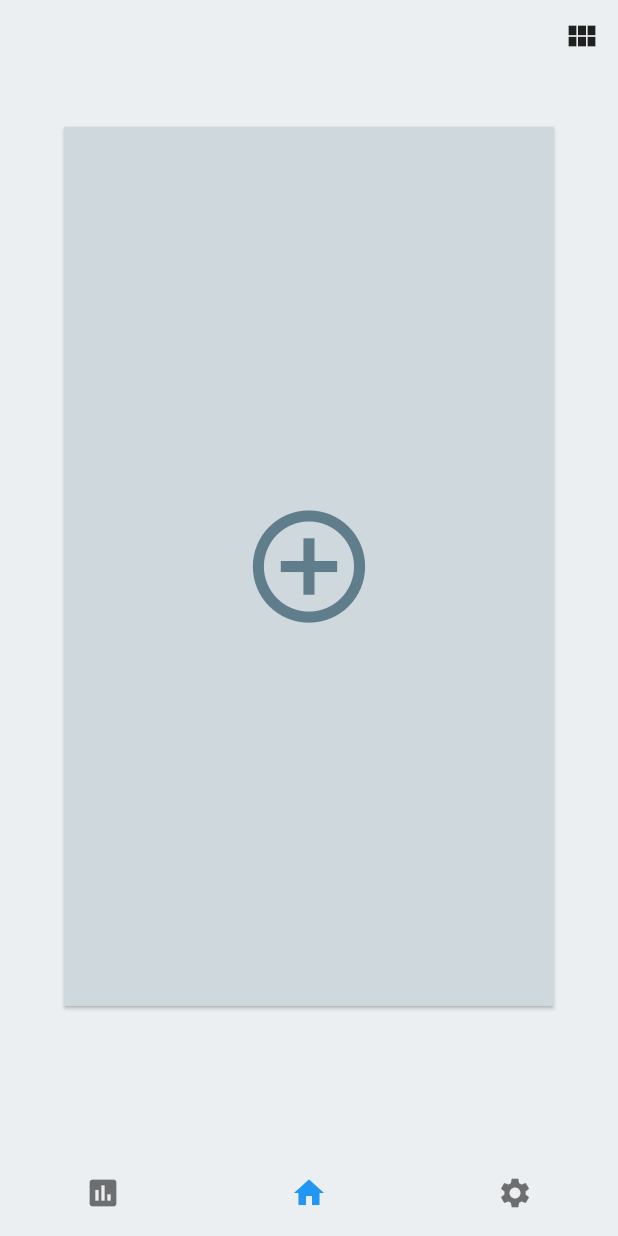
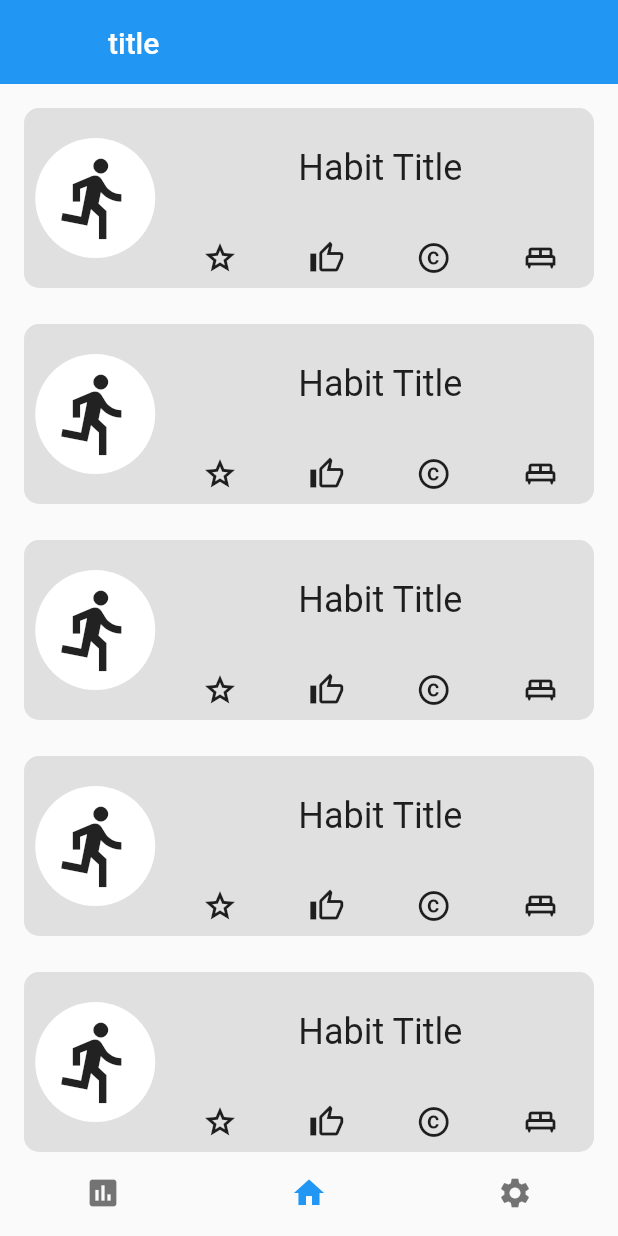
Before and after one commit to kyo-waku/Chobit, a Flutter app: the screen it shows after launch, on a phone screen of 412 x 824 dp. Run offline on Flutter 3.47's test engine with Material 2 defaults, Android fonts, the phone set to English and light mode, and no system bars; our stand-ins replace sqflite; missing offline and left inert: flutter_echarts, heatmap_calendar; accounts and stored records are empty.

Commit message:
New Main UI !!! HOOOOO!!!O!O!O!O!O!O!

```diff
--- a/lib/main.dart
+++ b/lib/main.dart
@@ -1,9 +1,9 @@
 import 'package:flutter/material.dart';
-import 'package:flutter/services.dart';
 import 'settings.dart';
 import 'chart.dart';
-import 'card.dart';
+// import 'pages/card.dart';
 import 'inheriteds.dart';
+import 'pages/input_page.dart';
 
 void main() {
   runApp(MyApp());
@@ -16,10 +16,8 @@ class MyApp extends StatelessWidget {
     return MyInherited(
       child: MaterialApp(
         title: 'Chobit',
-        theme: ThemeData(
-          canvasColor: Color(Colors.blueGrey[50].value),
-          visualDensity: VisualDensity.adaptivePlatformDensity,
-        ),
+        theme: ThemeData.light().copyWith(),
+        darkTheme: ThemeData.dark().copyWith(),
         debugShowCheckedModeBanner: false,
         home: MyHomePage(),
       ),
@@ -46,17 +44,14 @@ class _MyHomePageState extends State<MyHomePage> {
 // ページ切り替え
   static List<Widget> _bodyWidgets = [
     ChartWidget(),
-    CardWidget(),
+    InputPage(),
     SettingsWidget(),
   ];
 
   @override
   Widget build(BuildContext context) {
     return Scaffold(
-      body: AnnotatedRegion<SystemUiOverlayStyle>(
-        value: SystemUiOverlayStyle.dark,
-        child: _bodyWidgets[_selectedIndex],
-      ),
+      body: _bodyWidgets[_selectedIndex],
       bottomNavigationBar: BottomNavigationBar(
         elevation: 0,
         items: const <BottomNavigationBarItem>[
--- /dev/null
+++ b/lib/pages/input_page.dart
@@ -0,0 +1,26 @@
+import 'package:flutter/material.dart';
+import './input_page/singleItem.dart';
+
+class InputPage extends StatelessWidget {
+  @override
+  Widget build(BuildContext context) {
+    return (CustomScrollView(
+      slivers: <Widget>[
+        SliverAppBar(
+          flexibleSpace: FlexibleSpaceBar(
+            title: Text('title'),
+          ),
+          expandedHeight: 50,
+        ),
+        SliverList(
+          delegate: SliverChildBuilderDelegate(
+            (BuildContext context, int index) {
+              return SingleItem();
+            },
+            childCount: 5,
+          ),
+        ),
+      ],
+    ));
+  }
+}
--- /dev/null
+++ b/lib/pages/input_page/singleItem.dart
@@ -0,0 +1,77 @@
+import 'package:flutter/material.dart';
+
+class SingleItem extends StatelessWidget {
+  @override
+  Widget build(BuildContext context) {
+    return (Padding(
+      padding: EdgeInsets.only(top: 16.0, bottom: 8.0, left: 16.0, right: 16.0),
+      child: Container(
+        height: 120,
+        decoration: BoxDecoration(
+          color: Colors.grey[300],
+          borderRadius: BorderRadius.circular(10),
+        ),
+        child: Row(
+          children: <Widget>[
+            Expanded(
+              flex: 1,
+              child: Center(
+                child: Container(
+                  height: 80,
+                  width: 80,
+                  decoration: BoxDecoration(
+                    color: Colors.white,
+                    borderRadius: BorderRadius.circular(90),
+                  ),
+                  child: Icon(Icons.directions_run_outlined, size: 60),
+                ),
+              ),
+            ),
+            Expanded(
+              flex: 3,
+              child: Column(
+                children: <Widget>[
+                  Expanded(
+                    flex: 2,
+                    child: Center(
+                      child: Text(
+                        'Habit Title',
+                        style: TextStyle(
+                          fontSize: Theme.of(context).textTheme.headline5.fontSize,
+                        ),
+                      ),
+                    ),
+                  ),
+                  Expanded(
+                    flex: 1,
+                    child: Row(
+                      mainAxisAlignment: MainAxisAlignment.spaceAround,
+                      children: <Widget>[
+                        IconButton(
+                          icon: Icon(Icons.grade_outlined),
+                          onPressed: () {},
+                        ),
+                        IconButton(
+                          icon: Icon(Icons.thumb_up_outlined),
+                          onPressed: () {},
+                        ),
+                        IconButton(
+                          icon: Icon(Icons.copyright_outlined),
+                          onPressed: () {},
+                        ),
+                        IconButton(
+                          icon: Icon(Icons.king_bed_outlined),
+                          onPressed: () {},
+                        )
+                      ],
+                    ),
+                  ),
+                ],
+              ),
+            ),
+          ],
+        ),
+      ),
+    ));
+  }
+}
```
Also changed, not shown: lib/pages/card.dart (renamed from lib/card.dart, +2 -10 lines).
